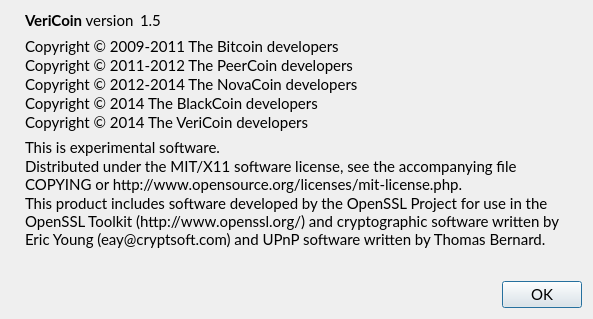
This is src/qt/forms/aboutdialog.ui in VeriConomy/vericoin as Qt 5 draws it before an edit. The edited form follows.
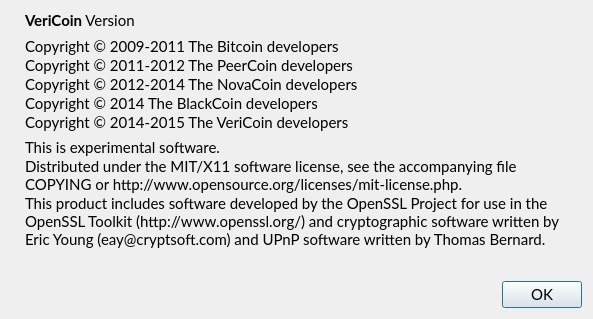
This is the edited form. Icons and pictures are not drawn.

Diff of the .ui file:
```diff
--- a/src/qt/forms/aboutdialog.ui
+++ b/src/qt/forms/aboutdialog.ui
@@ -43,7 +43,7 @@
           <cursorShape>IBeamCursor</cursorShape>
          </property>
          <property name="text">
-          <string>&lt;b&gt;VeriCoin&lt;/b&gt; version</string>
+          <string>&lt;b&gt;VeriCoin&lt;/b&gt; Version</string>
          </property>
          <property name="textInteractionFlags">
           <set>Qt::LinksAccessibleByMouse|Qt::TextSelectableByKeyboard|Qt::TextSelectableByMouse</set>
@@ -56,7 +56,7 @@
           <cursorShape>IBeamCursor</cursorShape>
          </property>
          <property name="text">
-          <string notr="true">1.5</string>
+          <string notr="true"> </string>
          </property>
          <property name="textInteractionFlags">
           <set>Qt::LinksAccessibleByMouse|Qt::TextSelectableByKeyboard|Qt::TextSelectableByMouse</set>
@@ -93,7 +93,7 @@
 Copyright © 2011-2012 The PeerCoin developers
 Copyright © 2012-2014 The NovaCoin developers
 Copyright © 2014 The BlackCoin developers
-Copyright © 2014 The VeriCoin developers</string>
+Copyright © 2014-2015 The VeriCoin developers</string>
        </property>
        <property name="textInteractionFlags">
         <set>Qt::LinksAccessibleByMouse|Qt::TextSelectableByKeyboard|Qt::TextSelectableByMouse</set>
```
